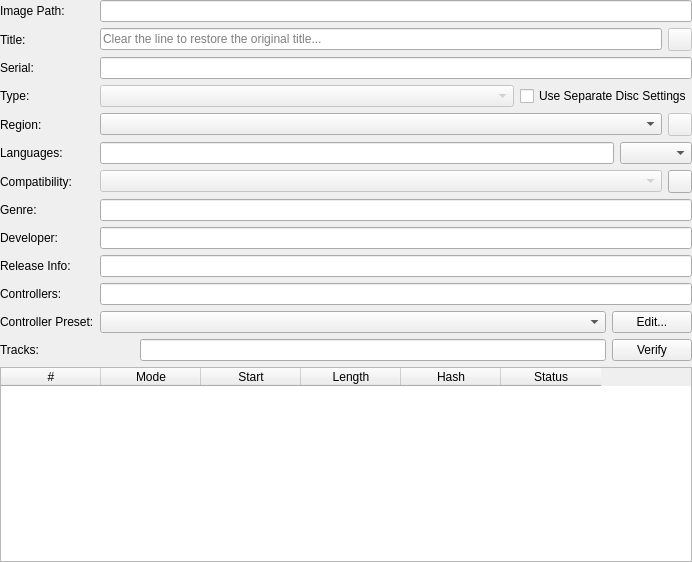
Above: src/duckstation-qt/gamesummarywidget.ui from stenzek/duckstation before the change. Below: the same form after it.
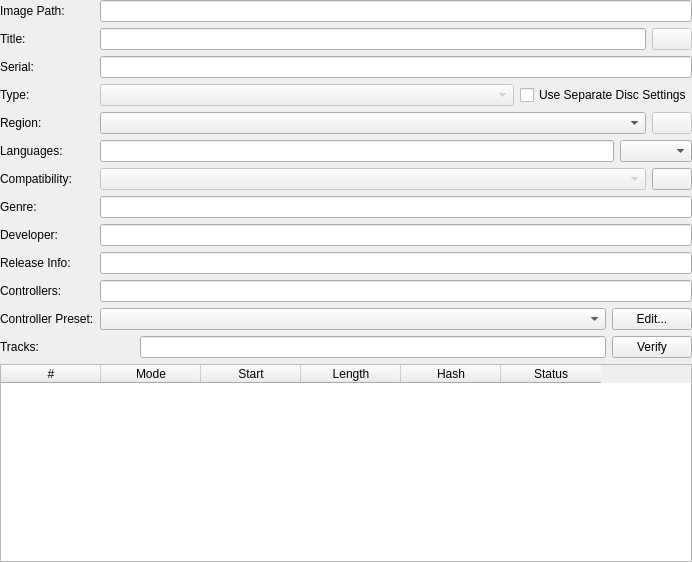
That is the form after the change. Icons and pictures are not drawn.

Commit message:
Qt: Swap most out-of-toolbar QToolButtons to QPushButtons
Styles better on MacOS.

The edit to the form file:
```diff
--- a/src/duckstation-qt/gamesummarywidget.ui
+++ b/src/duckstation-qt/gamesummarywidget.ui
@@ -52,14 +52,10 @@
     </widget>
    </item>
    <item row="1" column="1">
-    <widget class="QLineEdit" name="title">
-     <property name="placeholderText">
-      <string>Clear the line to restore the original title...</string>
-     </property>
-    </widget>
+    <widget class="QLineEdit" name="title" />
    </item>
    <item row="1" column="2">
-    <widget class="QToolButton" name="restoreTitle">
+    <widget class="QPushButton" name="restoreTitle">
      <property name="enabled">
       <bool>false</bool>
      </property>
@@ -131,7 +127,7 @@
     </widget>
    </item>
    <item row="4" column="2">
-    <widget class="QToolButton" name="restoreRegion">
+    <widget class="QPushButton" name="restoreRegion">
      <property name="enabled">
       <bool>false</bool>
      </property>
@@ -181,7 +177,7 @@
       </widget>
      </item>
      <item>
-      <widget class="QToolButton" name="compatibilityComments">
+      <widget class="QPushButton" name="compatibilityComments">
        <property name="icon">
         <iconset theme="information-line"/>
        </property>
```
The commit also changes 23 other files.
